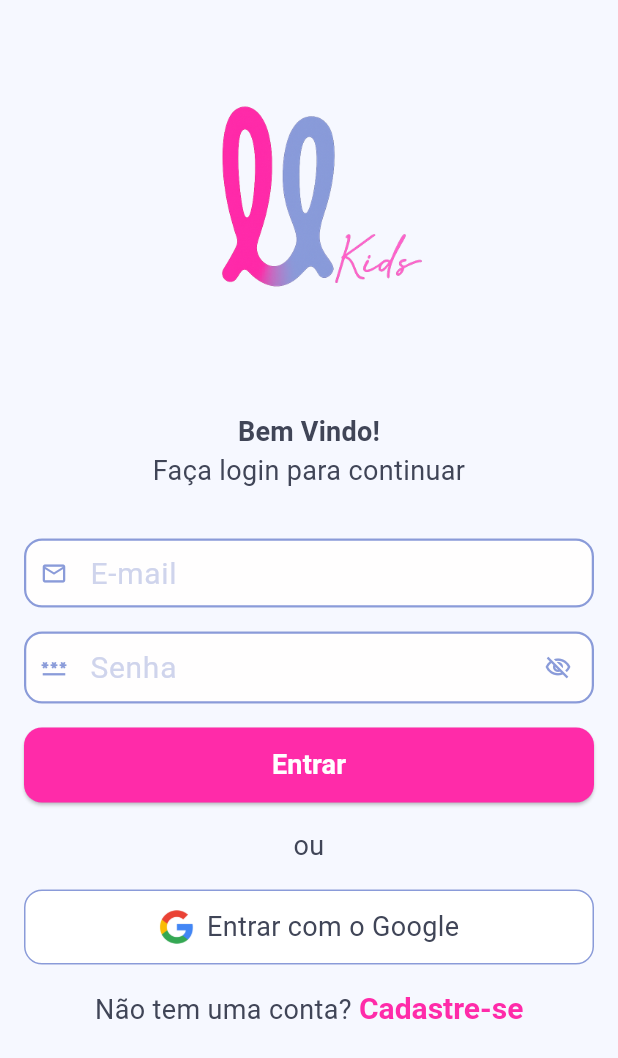
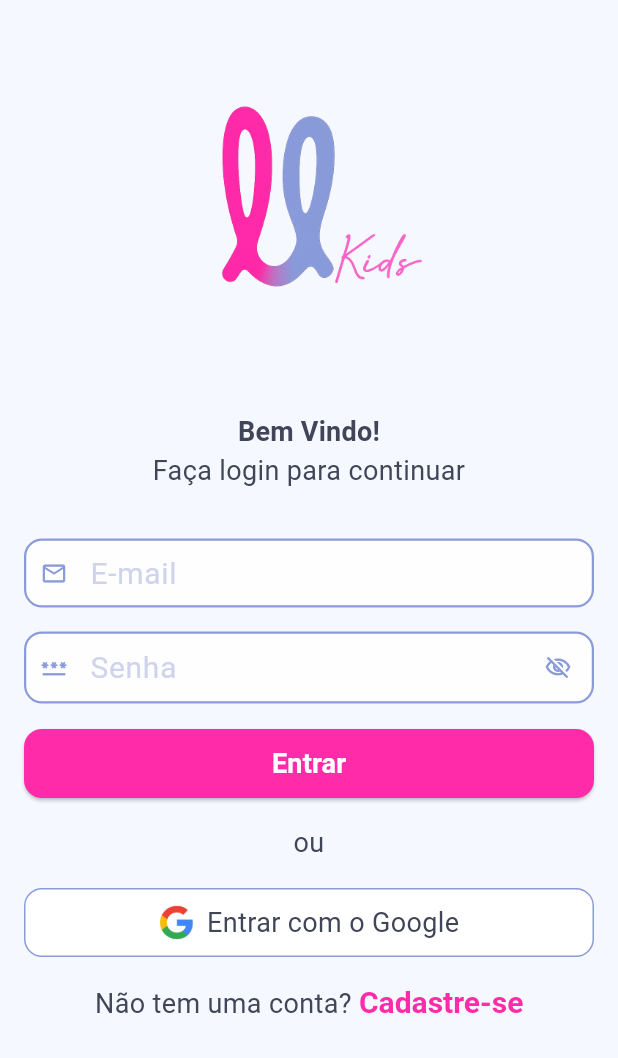
Before and after one commit to bauertiago/LLKids, a Flutter app: the screen it shows after launch, on a phone screen of 412 x 824 dp. Shown: the top 1058 px of the screen. Run offline on Flutter 3.47's test engine with Material 3 defaults, Android fonts, the phone set to English and light mode, and no system bars; our stand-ins replace carousel_slider.

Commit message:
fix: correct mock product IDs, string formatting, add-to-cart callback, and button size

```diff
--- a/luluzinhaKids/lib/screens/login_screen.dart
+++ b/luluzinhaKids/lib/screens/login_screen.dart
@@ -76,7 +76,7 @@ class _LoginScreenState extends State<LoginScreen> {
               ElevatedButton(
                 style: ElevatedButton.styleFrom(
                   backgroundColor: context.colors.primary,
-                  padding: const EdgeInsets.symmetric(vertical: 12),
+                  padding: const EdgeInsets.symmetric(vertical: 10),
                   shape: RoundedRectangleBorder(
                     borderRadius: BorderRadius.circular(12),
                   ),
@@ -103,7 +103,7 @@ class _LoginScreenState extends State<LoginScreen> {
                 child: OutlinedButton.icon(
                   style: OutlinedButton.styleFrom(
                     padding: const EdgeInsets.symmetric(
-                      vertical: 12,
+                      vertical: 10,
                       horizontal: 16,
                     ),
                     side: BorderSide(
```
Also changed, not shown: luluzinhaKids/lib/models/product_mock.dart (+9 -9 lines), luluzinhaKids/lib/screens/product_detail_screen.dart (+13 -3 lines).
